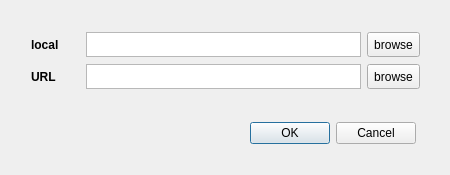
Qt form ui_vtr.ui (geometalab/Vector-Tiles-Reader-QGIS-Plugin_2016) before a commit.
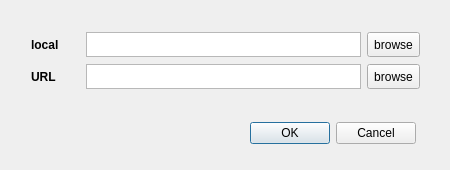
The same form after that commit.

What changed in the file:
```diff
--- a/ui_vtr.ui
+++ b/ui_vtr.ui
@@ -7,7 +7,7 @@
     <x>0</x>
     <y>0</y>
     <width>450</width>
-    <height>175</height>
+    <height>170</height>
    </rect>
   </property>
   <property name="maximumSize">
```
Left out of the diff: 15 changed lines with no effect on the pictures.
